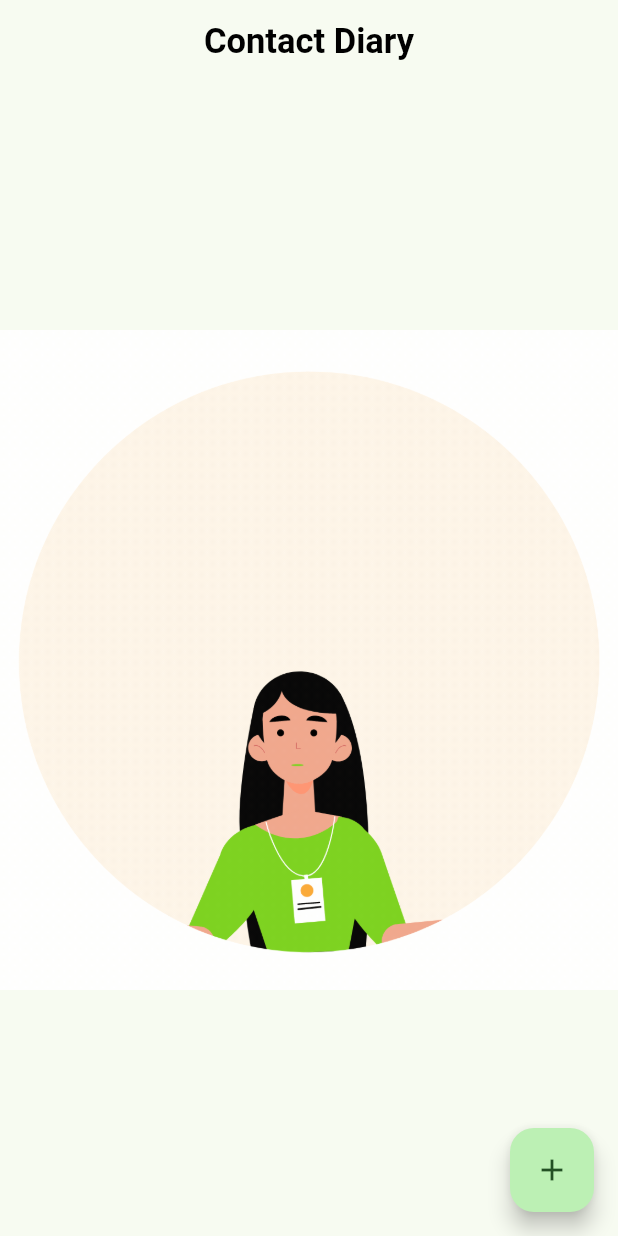
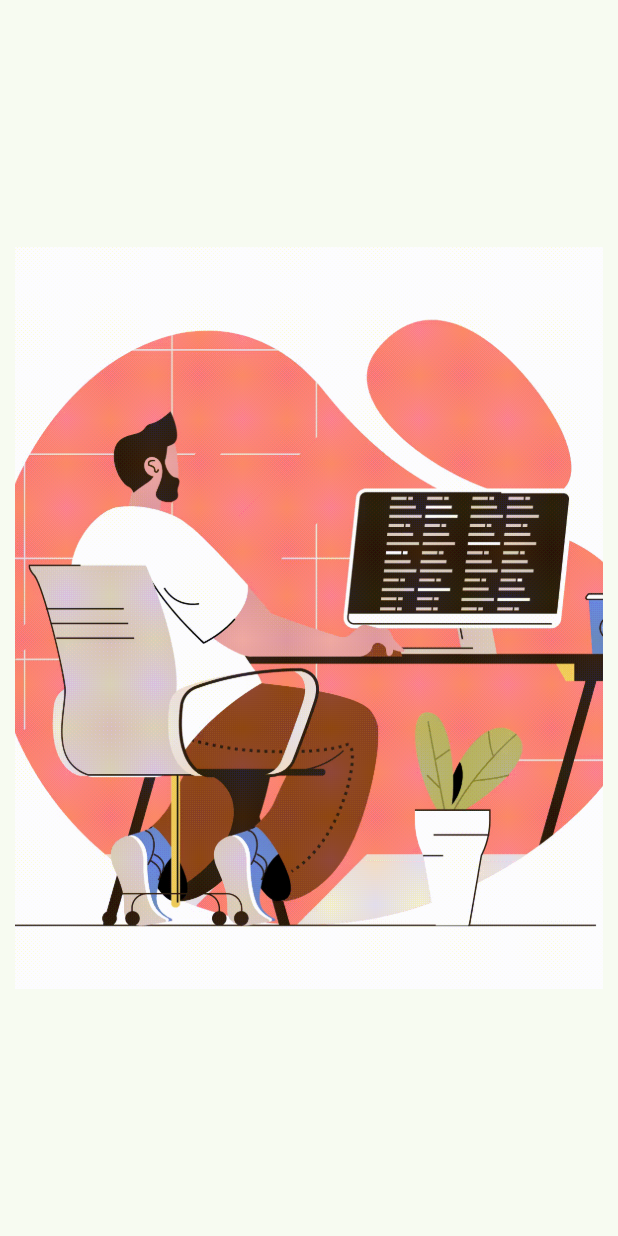
Before and after one commit to Iamgauravkanani/contact_diary_app_provider, a Flutter app: the first screen one second after launch, on a phone screen of 412 x 824 dp. Run offline on Flutter 3.47's test engine with Material 2 defaults, Android fonts, the phone set to English and light mode, and no system bars; accounts and stored records are empty.

Commit message:
Coding Structure of Provider and Splash Screen

```diff
--- a/lib/Utils/add_contact_screen.dart
+++ b/lib/Modules/Screens/Add_Contact_Screen/Views/add_contact_screen.dart
@@ -1,6 +1,6 @@
 import 'package:flutter/material.dart';
 
-import 'Globals/globals.dart';
+import '../../../Utils/Globals/globals.dart';
 
 class Add_Contact_Screen extends StatefulWidget {
   const Add_Contact_Screen({super.key});
--- /dev/null
+++ b/lib/Modules/Screens/Splash_Screen/Views/splash_screen.dart
@@ -0,0 +1,39 @@
+import 'dart:async';
+
+import 'package:flutter/material.dart';
+
+class Splash_Screen extends StatelessWidget {
+  const Splash_Screen({super.key});
+
+  @override
+  Widget build(BuildContext context) {
+    double height = MediaQuery.sizeOf(context).height;
+    Timer(Duration(seconds: 4), () {
+      Navigator.pushNamed(context, 'home');
+    });
+    return Scaffold(
+      body: Center(
+        child: Column(
+          mainAxisAlignment: MainAxisAlignment.center,
+          children: [
+            Padding(
+              padding: const EdgeInsets.all(10.0),
+              child: Container(
+                height: height * 0.6,
+                width: double.infinity,
+                decoration: BoxDecoration(
+                  image: DecorationImage(
+                    image: AssetImage(
+                      "lib/Modules/Utils/Assets/splash_animation.gif",
+                    ),
+                    fit: BoxFit.cover,
+                  ),
+                ),
+              ),
+            )
+          ],
+        ),
+      ),
+    );
+  }
+}
--- a/lib/main.dart
+++ b/lib/main.dart
@@ -1,6 +1,8 @@
-import 'package:contact_diary_app_2/Utils/Themes/app_theme.dart';
-import 'package:contact_diary_app_2/Utils/add_contact_screen.dart';
+import 'package:contact_diary_app_2/Modules/Screens/Splash_Screen/Views/splash_screen.dart';
 import 'package:flutter/material.dart';
+import 'Modules/Screens/Home_Screen/Views/home_screen.dart';
+import 'Modules/Utils/Themes/app_theme.dart';
+import 'Modules/Screens/Add_Contact_Screen/Views/add_contact_screen.dart';
 
 void main() {
   runApp(
@@ -10,53 +12,10 @@ void main() {
       themeMode: ThemeMode.system,
       debugShowCheckedModeBanner: false,
       routes: {
-        '/': (ctx) => HomeScreen(),
+        '/': (ctx) => Splash_Screen(),
+        'home': (ctx) => HomeScreen(),
         'add_contact': (ctx) => Add_Contact_Screen(),
       },
     ),
   );
 }
-
-class HomeScreen extends StatefulWidget {
-  HomeScreen({super.key});
-
-  @override
-  State<HomeScreen> createState() => _HomeScreenState();
-}
-
-class _HomeScreenState extends State<HomeScreen> {
-  @override
-  Widget build(BuildContext context) {
-    return Scaffold(
-      floatingActionButton: FloatingActionButton(
-        onPressed: () {
-          Navigator.pushNamed(context, 'add_contact');
-        },
-        child: const Icon(Icons.add),
-      ),
-      appBar: AppBar(
-        title: const Text("Contact Diary"),
-        titleTextStyle: Theme.of(context).appBarTheme.titleTextStyle,
-        centerTitle: true,
-      ),
-      body: Center(
-          child: Column(
-        mainAxisAlignment: MainAxisAlignment.center,
-        children: [
-          Container(
-            height: 440,
-            width: double.infinity,
-            decoration: BoxDecoration(
-              image: DecorationImage(
-                image: AssetImage(
-                  "lib/Utils/Assets/no_contact.gif",
-                ),
-                fit: BoxFit.cover,
-              ),
-            ),
-          )
-        ],
-      )),
-    );
-  }
-}
--- a/pubspec.yaml
+++ b/pubspec.yaml
@@ -60,7 +60,7 @@ flutter:
 
   # To add assets to your application, add an assets section, like this:
   assets:
-    - lib/Utils/Assets/
+    - lib/Modules/Utils/Assets/
   #   - images/a_dot_ham.jpeg
 
   # An image asset can refer to one or more resolution-specific "variants", see
```
Also changed, not shown: lib/Modules/Screens/Home_Screen/Views/home_screen.dart (added, +45 -0 lines), lib/Modules/Utils/Assets/no_contact.gif (renamed from lib/Utils/Assets/no_contact.gif), lib/Modules/Utils/Assets/splash_animation.gif (added), lib/Modules/Utils/Globals/globals.dart (renamed from lib/Utils/Globals/globals.dart), lib/Modules/Utils/Themes/app_theme.dart (renamed from lib/Utils/Themes/app_theme.dart).
